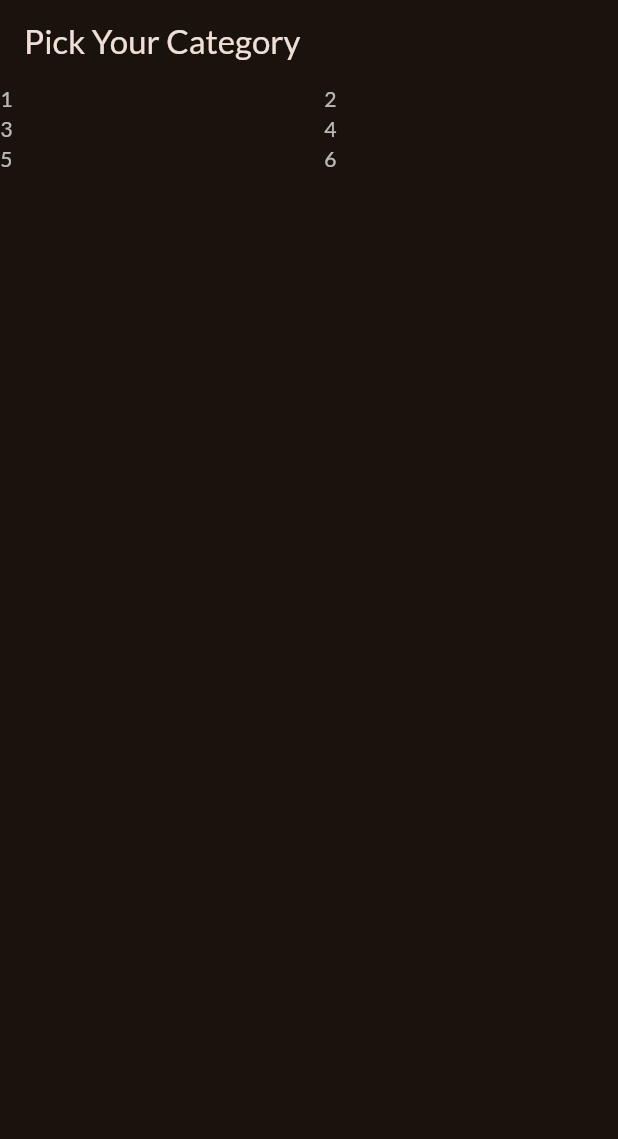
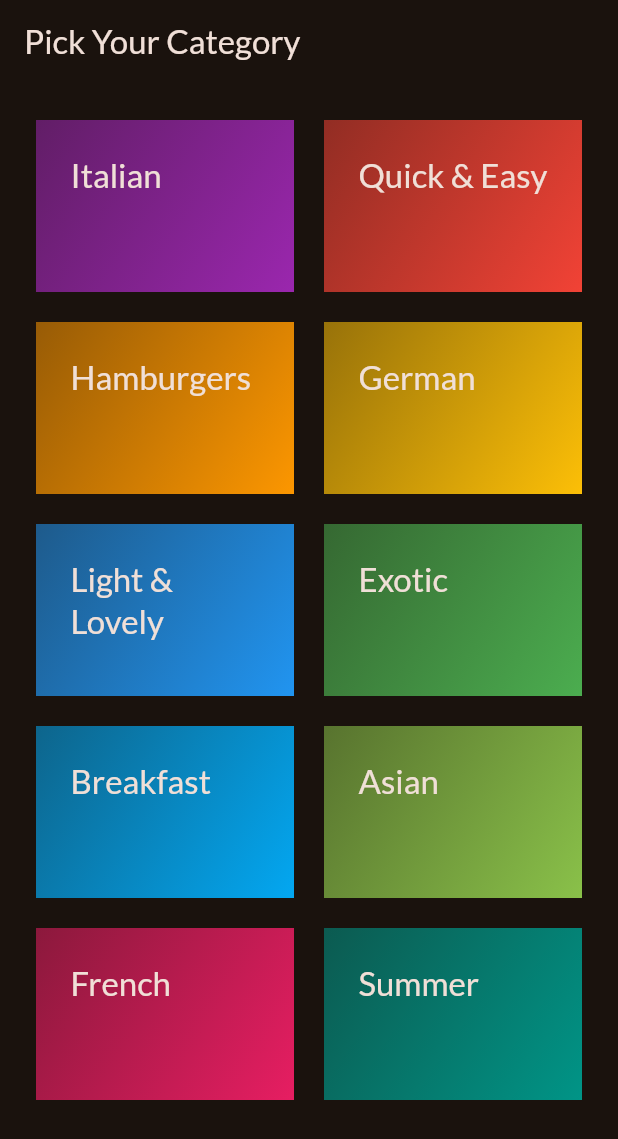
Before and after one commit to 63emre/meals_app, a Flutter app: the screen it shows after launch, on a phone screen of 412 x 824 dp. Shown: the top 1139 px of the screen. Run offline on Flutter 3.47's test engine with Material 3 defaults, Android fonts, the phone set to English and light mode, and no system bars; our stand-ins replace google_fonts.

Commit message:
categories indexed by mock class

```diff
--- a/lib/categories.dart
+++ b/lib/categories.dart
@@ -1,26 +1,24 @@
 import 'package:flutter/material.dart';
+import 'package:meals_app/widgets/category_grid_item.dart';
+import 'data/mock_data.dart';
 
 class CategoriesScreen extends StatelessWidget {
   @override
   Widget build(BuildContext context) {
     return Scaffold(
       appBar: AppBar(title: const Text("Pick Your Category")),
-
       body: GridView(
-        children: [
-          Text("1", style: TextStyle(color: Colors.white70)),
-          Text("2", style: TextStyle(color: Colors.white70)),
-          Text("3", style: TextStyle(color: Colors.white70)),
-          Text("4", style: TextStyle(color: Colors.white70)),
-          Text("5", style: TextStyle(color: Colors.white70)),
-          Text("6", style: TextStyle(color: Colors.white70)),
-        ],
-        gridDelegate: SliverGridDelegateWithFixedCrossAxisCount(
+        padding: const EdgeInsets.all(24),
+        gridDelegate: const SliverGridDelegateWithFixedCrossAxisCount(
           crossAxisCount: 2,
           childAspectRatio: 3 / 2,
           crossAxisSpacing: 20,
-          mainAxisExtent: 20,
+          mainAxisSpacing: 20, // mainAxisExtent yerine mainAxisSpacing kullanın
         ),
+        children: [
+          for (final category in availableCategories)
+            CategoryGridItem(category: category),
+        ],
       ),
     );
   }
--- /dev/null
+++ b/lib/data/mock_data.dart
@@ -0,0 +1,15 @@
+import 'package:flutter/material.dart';
+import 'package:meals_app/models/category.dart';
+
+const availableCategories = [
+  Category(id: 'c1', title: 'Italian', color: Colors.purple),
+  Category(id: 'c2', title: 'Quick & Easy', color: Colors.red),
+  Category(id: 'c3', title: 'Hamburgers', color: Colors.orange),
+  Category(id: 'c4', title: 'German', color: Colors.amber),
+  Category(id: 'c5', title: 'Light & Lovely', color: Colors.blue),
+  Category(id: 'c6', title: 'Exotic', color: Colors.green),
+  Category(id: 'c7', title: 'Breakfast', color: Colors.lightBlue),
+  Category(id: 'c8', title: 'Asian', color: Colors.lightGreen),
+  Category(id: 'c9', title: 'French', color: Colors.pink),
+  Category(id: 'c10', title: 'Summer', color: Colors.teal),
+];
--- /dev/null
+++ b/lib/models/category.dart
@@ -0,0 +1,12 @@
+import 'package:flutter/material.dart';
+
+class Category {
+  const Category({
+    this.color = Colors.teal,
+    required this.title,
+    required this.id,
+  });
+  final String id;
+  final String title;
+  final Color color;
+}
--- /dev/null
+++ b/lib/widgets/category_grid_item.dart
@@ -0,0 +1,32 @@
+import 'package:flutter/material.dart';
+import 'package:meals_app/main.dart';
+import "package:meals_app/models/category.dart";
+
+class CategoryGridItem extends StatelessWidget {
+  const CategoryGridItem({super.key, required this.category});
+
+  final Category category;
+
+  @override
+  Widget build(BuildContext context) {
+    return Container(
+      padding: const EdgeInsets.all(23),
+      decoration: BoxDecoration(
+        gradient: LinearGradient(
+          colors: [
+            category.color.withValues(alpha: 0.55),
+            category.color.withValues(alpha: 0.99),
+          ],
+          begin: Alignment.topLeft,
+          end: Alignment.bottomRight,
+        ),
+      ),
+      child: Text(
+        category.title,
+        style: Theme.of(context).textTheme.titleLarge!.copyWith(
+          color: Theme.of(context).colorScheme.onSurface,
+        ),
+      ),
+    );
+  }
+}
```
Also changed, not shown: flutter_02.png (added), lib/screens/categories.dart (added).
